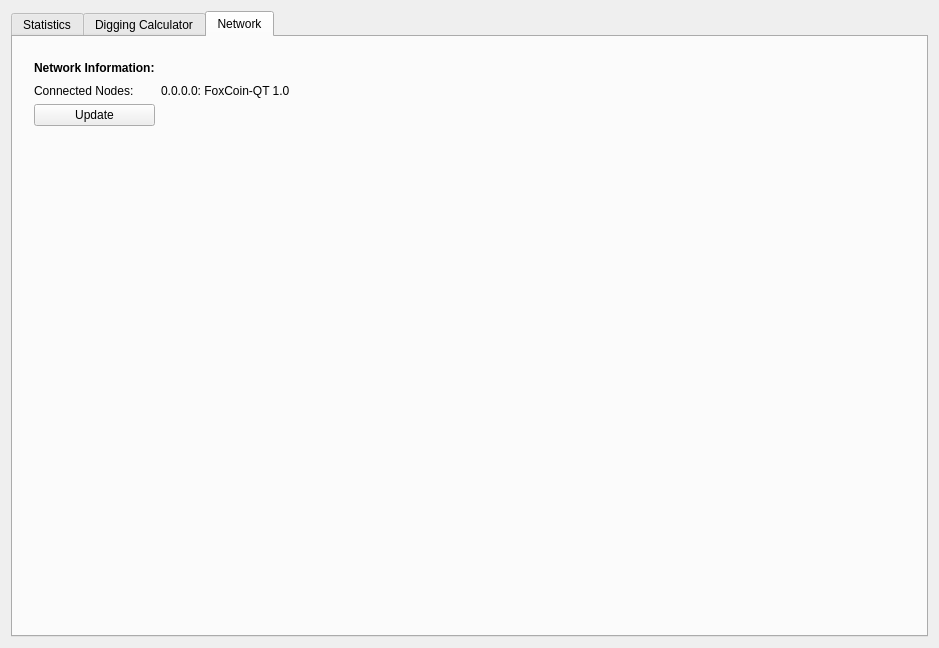
MrHFox/FoxHole_, file src/qt/forms/statisticspage.ui: the form before one commit.
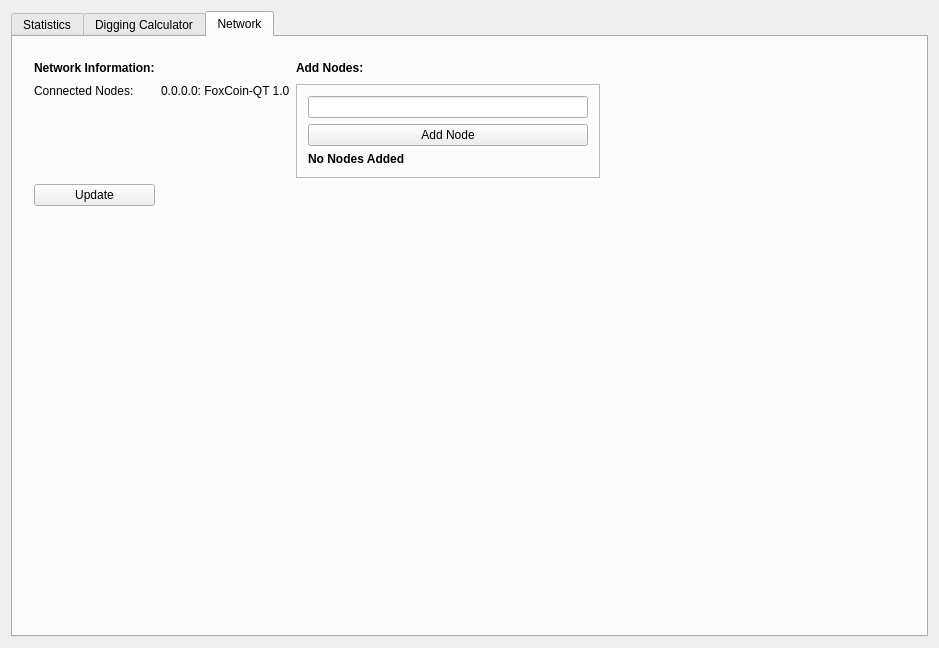
The form after the commit. The open tabs and pages were chosen to show the change.

Diff of the .ui file:
```diff
--- a/src/qt/forms/statisticspage.ui
+++ b/src/qt/forms/statisticspage.ui
@@ -32,7 +32,7 @@
       <enum>QTabWidget::North</enum>
      </property>
      <property name="currentIndex">
-      <number>2</number>
+      <number>0</number>
      </property>
      <widget class="QWidget" name="tabWidgetPage1" native="true">
       <attribute name="title">
@@ -629,6 +629,13 @@
         </rect>
        </property>
        <layout class="QGridLayout" name="gridLayout_4">
+        <item row="2" column="0">
+         <widget class="QPushButton" name="node">
+          <property name="text">
+           <string>Update</string>
+          </property>
+         </widget>
+        </item>
         <item row="1" column="0">
          <widget class="QLabel" name="label_22">
           <property name="text">
@@ -639,7 +646,7 @@
           </property>
          </widget>
         </item>
-        <item row="0" column="2">
+        <item row="0" column="3">
          <spacer name="horizontalSpacer_5">
           <property name="orientation">
            <enum>Qt::Horizontal</enum>
@@ -657,6 +664,9 @@
           <property name="text">
            <string>0.0.0.0: FoxCoin-QT 1.0</string>
           </property>
+          <property name="alignment">
+           <set>Qt::AlignLeading|Qt::AlignLeft|Qt::AlignTop</set>
+          </property>
          </widget>
         </item>
         <item row="0" column="0">
@@ -679,13 +689,48 @@
           </property>
          </spacer>
         </item>
-        <item row="2" column="0">
-         <widget class="QPushButton" name="node">
+        <item row="0" column="2">
+         <widget class="QLabel" name="label_24">
           <property name="text">
-           <string>Update</string>
+           <string>&lt;html&gt;&lt;head/&gt;&lt;body&gt;&lt;p&gt;&lt;span style=&quot; font-weight:600;&quot;&gt;Add Nodes:&lt;/span&gt;&lt;/p&gt;&lt;/body&gt;&lt;/html&gt;</string>
           </property>
          </widget>
         </item>
+        <item row="1" column="2">
+         <widget class="QFrame" name="frame_2">
+          <property name="sizePolicy">
+           <sizepolicy hsizetype="Preferred" vsizetype="Preferred">
+            <horstretch>0</horstretch>
+            <verstretch>0</verstretch>
+           </sizepolicy>
+          </property>
+          <property name="frameShape">
+           <enum>QFrame::StyledPanel</enum>
+          </property>
+          <property name="frameShadow">
+           <enum>QFrame::Raised</enum>
+          </property>
+          <layout class="QGridLayout" name="gridLayout_6">
+           <item row="0" column="0">
+            <widget class="QLineEdit" name="addnode"/>
+           </item>
+           <item row="2" column="0">
+            <widget class="QLabel" name="noderesult">
+             <property name="text">
+              <string>&lt;html&gt;&lt;head/&gt;&lt;body&gt;&lt;p&gt;&lt;span style=&quot; font-weight:600;&quot;&gt;No Nodes Added&lt;/span&gt;&lt;/p&gt;&lt;/body&gt;&lt;/html&gt;</string>
+             </property>
+            </widget>
+           </item>
+           <item row="1" column="0">
+            <widget class="QPushButton" name="add">
+             <property name="text">
+              <string>Add Node</string>
+             </property>
+            </widget>
+           </item>
+          </layout>
+         </widget>
+        </item>
        </layout>
       </widget>
      </widget>
```
